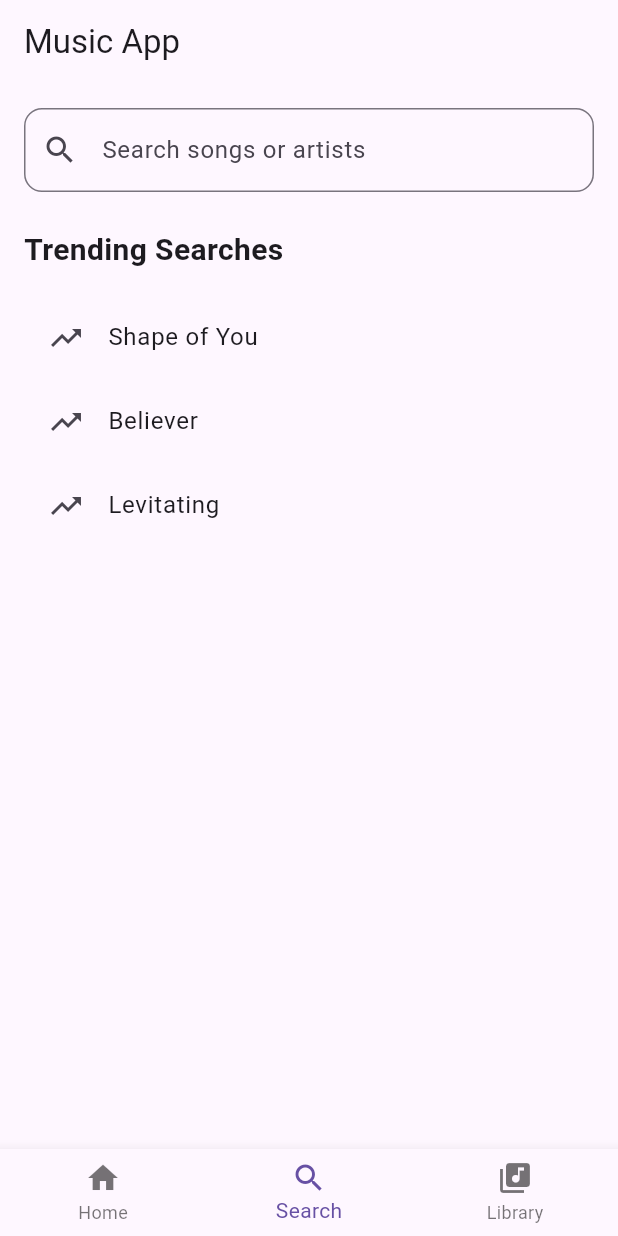
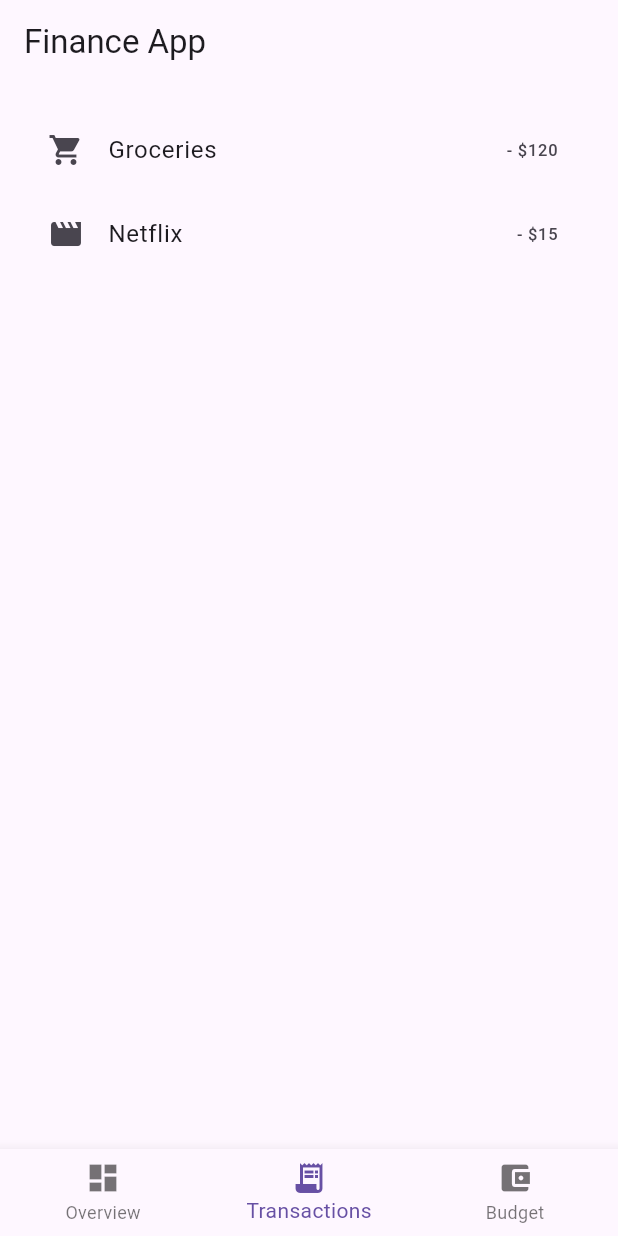
Before and after one commit to pugal6/flutter-tasks, a Flutter app: the screen it shows after launch, item 2 of the bottom bar chosen, on a phone screen of 412 x 824 dp. Run offline on Flutter 3.47's test engine with Material 3 defaults, Android fonts, the phone set to English and light mode, and no system bars; our stand-ins replace go_router.

Commit message:
Add tabbed navigation task 2

```diff
--- a/module3/lib/main.dart
+++ b/module3/lib/main.dart
@@ -1,18 +1,18 @@
 import 'package:flutter/material.dart';
-import 'music_home_screen.dart';
+import 'package:module3/tab%20navigation%20task/task2/screens/finance_home_screen.dart';
 
 void main() {
-  runApp(const MusicApp());
+  runApp(const FinanceApp());
 }
 
-class MusicApp extends StatelessWidget {
-  const MusicApp({super.key});
+class FinanceApp extends StatelessWidget {
+  const FinanceApp({super.key});
 
   @override
   Widget build(BuildContext context) {
     return MaterialApp(
       debugShowCheckedModeBanner: false,
-      home: const MusicHomeScreen(),
+      home: const FinanceHomeScreen(),
     );
   }
 }
--- /dev/null
+++ b/module3/lib/tab navigation task/task2/screens/finance_home_screen.dart
@@ -0,0 +1,56 @@
+import 'package:flutter/material.dart';
+import 'package:module3/tab%20navigation%20task/task2/screens/budget_screen.dart';
+import 'package:module3/tab%20navigation%20task/task2/screens/overview_screen.dart';
+import 'package:module3/tab%20navigation%20task/task2/screens/transactions_screen.dart';
+
+class FinanceHomeScreen extends StatefulWidget {
+  const FinanceHomeScreen({super.key});
+
+  @override
+  State<FinanceHomeScreen> createState() =>
+      _FinanceHomeScreenState();
+}
+
+class _FinanceHomeScreenState
+    extends State<FinanceHomeScreen> {
+  int currentIndex = 0;
+
+  final List<Widget> screens = const [
+    OverviewScreen(),
+    TransactionsScreen(),
+    BudgetScreen(),
+  ];
+
+  @override
+  Widget build(BuildContext context) {
+    return Scaffold(
+      appBar: AppBar(
+        title: const Text('Finance App'),
+      ),
+      body: screens[currentIndex],
+
+      bottomNavigationBar: BottomNavigationBar(
+        currentIndex: currentIndex,
+        onTap: (index) {
+          setState(() {
+            currentIndex = index;
+          });
+        },
+        items: const [
+          BottomNavigationBarItem(
+            icon: Icon(Icons.dashboard),
+            label: 'Overview',
+          ),
+          BottomNavigationBarItem(
+            icon: Icon(Icons.receipt_long),
+            label: 'Transactions',
+          ),
+          BottomNavigationBarItem(
+            icon: Icon(Icons.account_balance_wallet),
+            label: 'Budget',
+          ),
+        ],
+      ),
+    );
+  }
+}
--- /dev/null
+++ b/module3/lib/tab navigation task/task2/screens/transactions_screen.dart
@@ -0,0 +1,24 @@
+import 'package:flutter/material.dart';
+
+class TransactionsScreen extends StatelessWidget {
+  const TransactionsScreen({super.key});
+
+  @override
+  Widget build(BuildContext context) {
+    return ListView(
+      padding: const EdgeInsets.all(16),
+      children: const [
+        ListTile(
+          leading: Icon(Icons.shopping_cart),
+          title: Text('Groceries'),
+          trailing: Text('- \$120'),
+        ),
+        ListTile(
+          leading: Icon(Icons.movie),
+          title: Text('Netflix'),
+          trailing: Text('- \$15'),
+        ),
+      ],
+    );
+  }
+}
```
Also changed, not shown: module3/lib/tab navigation task/task2/screens/budget_screen.dart (added, +15 -0 lines), module3/lib/tab navigation task/task2/screens/overview_screen.dart (added, +15 -0 lines), 1 other file.
